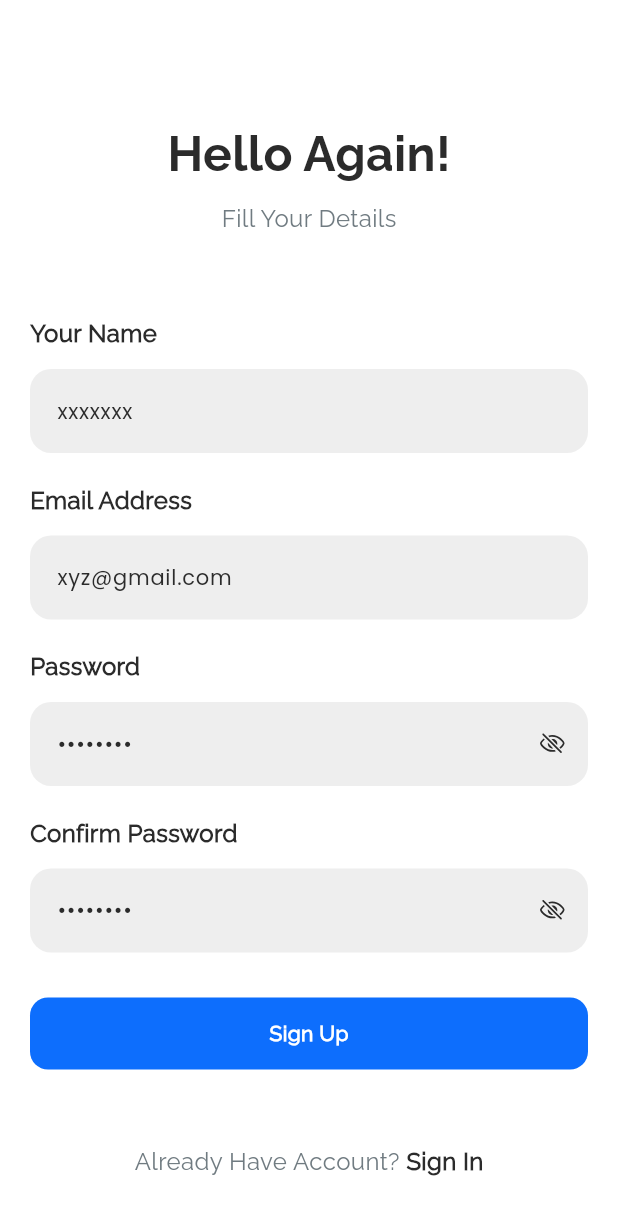
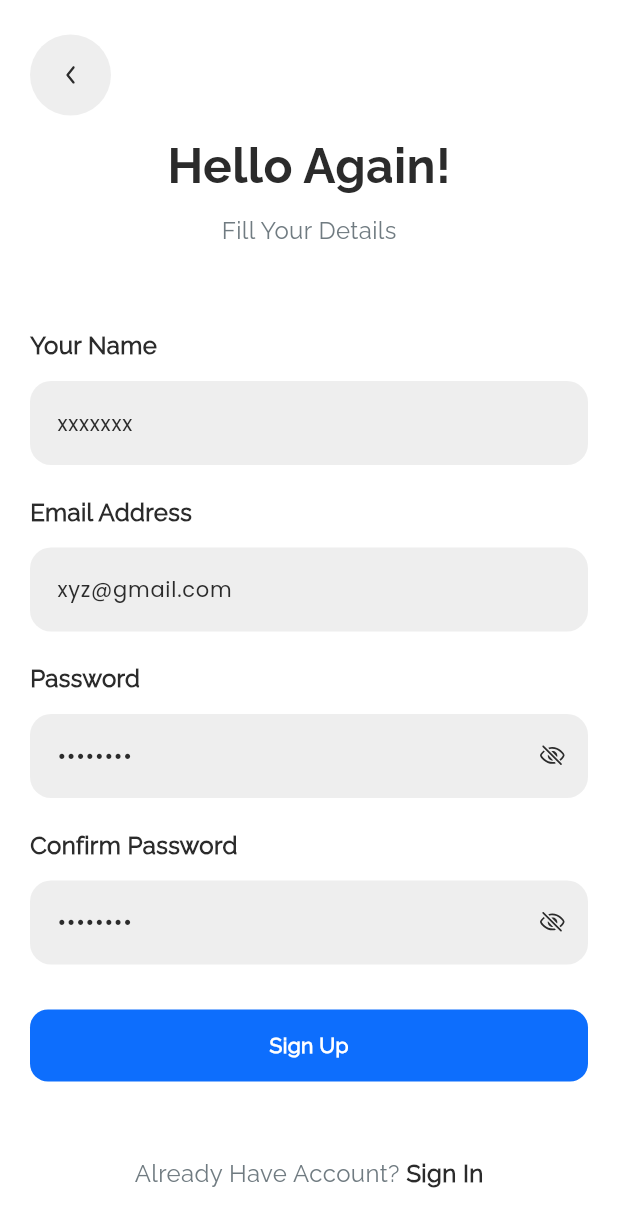
Before and after one commit to huy2992002/flutter_training_huy_nguyen, a Flutter app: the SignUpPage screen opened directly, on a phone screen of 412 x 824 dp. Shown: the top 1227 px of the screen. Run offline on Flutter 3.47's test engine with Material 3 defaults, Android fonts, the phone set to English and light mode, and no system bars; our stand-ins replace device_preview, flutter_svg, pinput.

Commit message:
update UI icon button back in SignUpPage

```diff
--- a/nike_sneaker_store/lib/pages/auth/sign_up_page.dart
+++ b/nike_sneaker_store/lib/pages/auth/sign_up_page.dart
@@ -1,7 +1,10 @@
 import 'package:flutter/material.dart';
+import 'package:flutter_svg/flutter_svg.dart';
 import 'package:nike_sneaker_store/components/button/ns_elevated_button.dart';
+import 'package:nike_sneaker_store/components/button/ns_icon_button.dart';
 import 'package:nike_sneaker_store/components/snackbar/ns_snackbar.dart';
 import 'package:nike_sneaker_store/components/text_form_field/ns_text_form_field.dart';
+import 'package:nike_sneaker_store/gen/assets.gen.dart';
 import 'package:nike_sneaker_store/l10n/app_localizations.dart';
 import 'package:nike_sneaker_store/models/user_model.dart';
 import 'package:nike_sneaker_store/pages/auth/sign_in_page.dart';
@@ -62,9 +65,20 @@ class _SignUpPageState extends State<SignUpPage> {
           key: formKey,
           child: ListView(
             padding: const EdgeInsets.symmetric(horizontal: 20).copyWith(
-              top: MediaQuery.paddingOf(context).top + 80,
+              top: MediaQuery.paddingOf(context).top + 23,
             ),
             children: [
+              Align(
+                alignment: Alignment.centerLeft,
+                child: NsIconButton(
+                  onPressed: () => Navigator.pop(context),
+                  icon: SvgPicture.asset(
+                    Assets.icons.icArrow,
+                    color: Theme.of(context).colorScheme.onSecondaryContainer,
+                  ),
+                ),
+              ),
+              const SizedBox(height: 11),
               TitleAuth(
                 title: AppLocalizations.of(context).registerAccount,
                 subTitle: AppLocalizations.of(context).fillYourDetails,
```
